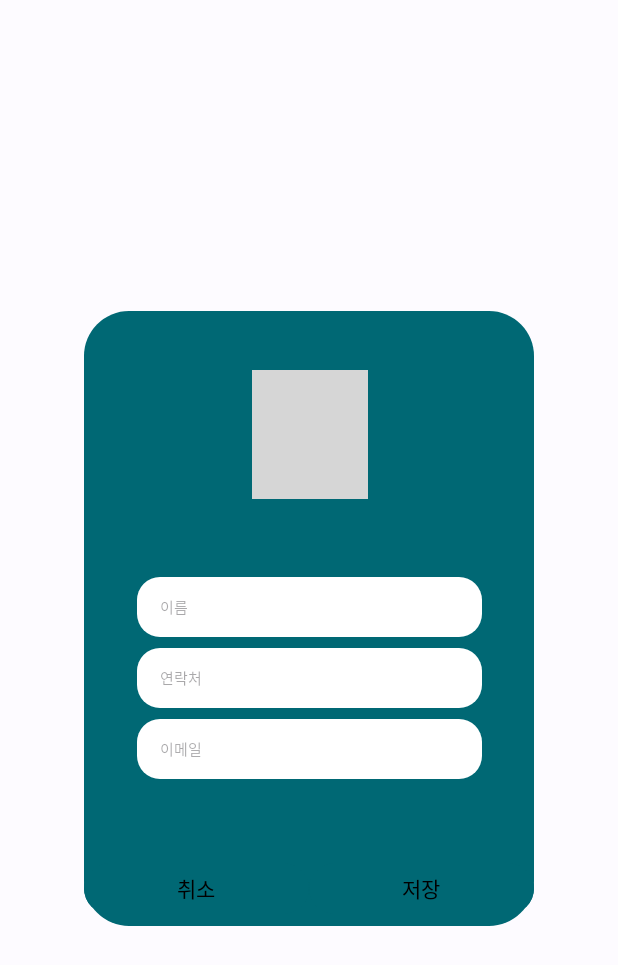
After one commit to AndroidJeong/NBC_TwoOfUs, an Android app: the layout fragment_dialog.xml on its own in the app's theme, with its tools: preview values and no code run, on a phone screen of 412 x 824 dp. The commit adds this screen. Shown: the top 965 px of the screen. Run offline under Robolectric (Android 15) with nearby library versions, the phone set to English and light mode, and no system bars; grey boxes are pictures that could not be loaded.

Commit message:
feat: 연락처 추가 다이얼로그 저장버튼 기능 수정 및 xml 색 수정(현아님 코드 반영)

```diff
--- /dev/null
+++ b/app/src/main/res/drawable/rectangle_dialoge.xml
@@ -0,0 +1,14 @@
+<?xml version="1.0" encoding="utf-8"?>
+<shape xmlns:android="http://schemas.android.com/apk/res/android"
+    android:shape="rectangle">
+
+    <size
+        android:height="410dp"
+        android:width="300dp" />
+
+    <corners
+        android:radius="30dp"/>
+
+    <solid android:color="@color/md_theme_light_primary" />
+
+</shape>
--- /dev/null
+++ b/app/src/main/res/drawable/rectangle_white.xml
@@ -0,0 +1,14 @@
+<?xml version="1.0" encoding="utf-8"?>
+<shape xmlns:android="http://schemas.android.com/apk/res/android"
+    android:shape="rectangle">
+
+    <size
+        android:height="50dp"
+        android:width="200dp" />
+
+    <corners
+        android:radius="15dp"/>
+
+    <solid android:color="@color/md_theme_light_onPrimary" />
+
+</shape>
--- /dev/null
+++ b/app/src/main/res/layout/fragment_dialog.xml
@@ -0,0 +1,103 @@
+<?xml version="1.0" encoding="utf-8"?>
+<androidx.constraintlayout.widget.ConstraintLayout xmlns:android="http://schemas.android.com/apk/res/android"
+    xmlns:app="http://schemas.android.com/apk/res-auto"
+    xmlns:tools="http://schemas.android.com/tools"
+    android:layout_width="match_parent"
+    android:layout_height="match_parent">
+
+
+    <androidx.constraintlayout.widget.ConstraintLayout
+        android:layout_width="300dp"
+        android:layout_height="410dp"
+        app:layout_constraintBottom_toBottomOf="parent"
+        app:layout_constraintEnd_toEndOf="parent"
+        app:layout_constraintStart_toStartOf="parent"
+        app:layout_constraintTop_toTopOf="parent"
+        android:background="@drawable/rectangle_dialoge"
+        android:radius = "20dp">
+
+        <de.hdodenhof.circleimageview.CircleImageView
+            android:id="@+id/imageView"
+            android:layout_width="77dp"
+            android:layout_height="86dp"
+            android:layout_marginBottom="52dp"
+            android:src="@drawable/sample_hanni"
+            app:layout_constraintBottom_toTopOf="@+id/editText_name"
+            app:layout_constraintEnd_toEndOf="parent"
+            app:layout_constraintHorizontal_bias="0.502"
+            app:layout_constraintStart_toStartOf="parent"
+            tools:srcCompat="@tools:sample/avatars" />
+
+        <EditText
+            android:id="@+id/editText_phonenumber"
+            android:layout_width="230dp"
+            android:layout_height="40dp"
+            android:layout_marginBottom="7dp"
+            android:background="@drawable/rectangle_white"
+            android:ems="10"
+            android:hint="연락처"
+            android:paddingLeft="15dp"
+            android:textSize="10sp"
+            android:lines="1"
+            android:inputType="phone"
+            app:layout_constraintBottom_toTopOf="@+id/editText_email"
+            app:layout_constraintEnd_toEndOf="parent"
+            app:layout_constraintStart_toStartOf="parent" />
+
+        <EditText
+            android:id="@+id/editText_name"
+            android:layout_width="230dp"
+            android:layout_height="40dp"
+            android:layout_marginBottom="7dp"
+            android:background="@drawable/rectangle_white"
+            android:ems="10"
+            android:hint="이름"
+            android:paddingLeft="15dp"
+            android:textSize="10sp"
+            android:lines="1"
+            app:layout_constraintBottom_toTopOf="@+id/editText_phonenumber"
+            app:layout_constraintEnd_toEndOf="parent"
+            app:layout_constraintStart_toStartOf="parent" />
+
+        <EditText
+            android:id="@+id/editText_email"
+            android:layout_width="230dp"
+            android:layout_height="40dp"
+            android:layout_marginBottom="52dp"
+            android:background="@drawable/rectangle_white"
+            android:ems="10"
+            android:lines="1"
+            android:hint="이메일"
+            android:paddingLeft="15dp"
+            android:textSize="10sp"
+            app:layout_constraintBottom_toTopOf="@+id/btn_save"
+            app:layout_constraintEnd_toEndOf="parent"
+            app:layout_constraintStart_toStartOf="parent" />
+
+        <Button
+            android:id="@+id/btn_save"
+            android:layout_width="150dp"
+            android:layout_height="42dp"
+            android:layout_marginBottom="4dp"
+            android:backgroundTint="@color/md_theme_light_primary"
+            android:text="저장"
+            android:textColor="#000000"
+            app:cornerRadius="30dp"
+            app:layout_constraintBottom_toBottomOf="parent"
+            app:layout_constraintEnd_toEndOf="parent" />
+
+        <Button
+            android:id="@+id/btn_cancel"
+            android:layout_width="150dp"
+            android:layout_height="42dp"
+            android:backgroundTint="@color/md_theme_light_primary"
+            android:text="취소"
+            android:textColor="#000000"
+            app:cornerRadius="30dp"
+            app:layout_constraintBottom_toBottomOf="@+id/btn_save"
+            app:layout_constraintEnd_toStartOf="@+id/btn_save"
+            app:layout_constraintStart_toStartOf="parent"
+            app:layout_constraintTop_toTopOf="@+id/btn_save" />
+
+    </androidx.constraintlayout.widget.ConstraintLayout>
+</androidx.constraintlayout.widget.ConstraintLayout>
```
Also changed, not shown: app/src/main/java/com/nbc/two_of_us/presentation/dialog/AddContactDialogFragment.kt (+107 -1 lines).
